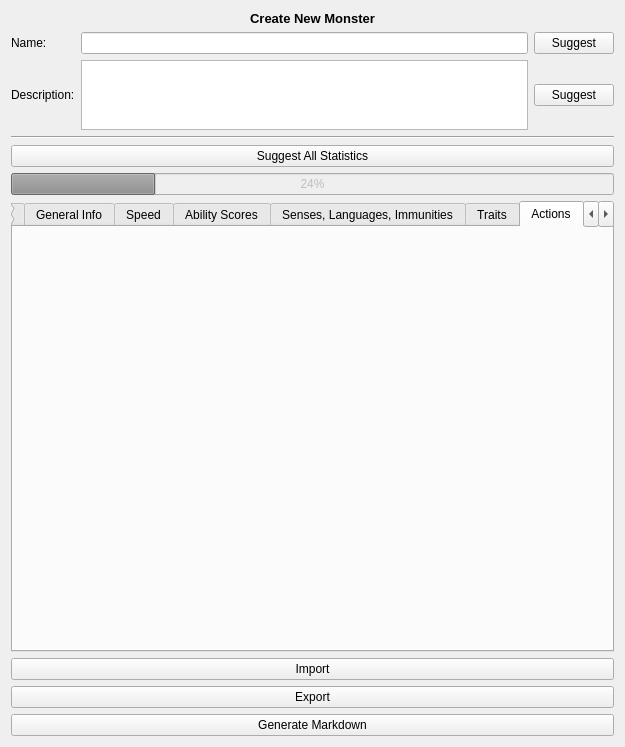
Old version of the form monster_forge/gui/view/qt_designer/create_monster_view.ui in the repository Zhendryk/monster_maker.
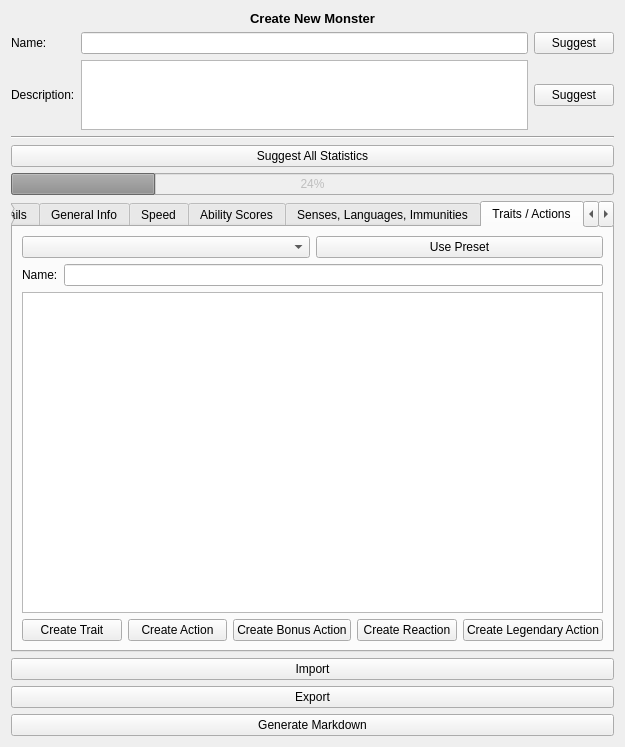
New version of the form. The open tabs and pages were chosen to show the change.

Commit message: Cleaned up traits and actions

The edit to the form file:
```diff
--- a/monster_forge/gui/view/qt_designer/create_monster_view.ui
+++ b/monster_forge/gui/view/qt_designer/create_monster_view.ui
@@ -858,44 +858,76 @@
        </item>
       </layout>
      </widget>
-     <widget class="QWidget" name="tab_traits">
+     <widget class="QWidget" name="tab_actions">
       <attribute name="title">
-       <string>Traits</string>
+       <string>Traits / Actions</string>
       </attribute>
-      <layout class="QVBoxLayout" name="verticalLayout_3">
+      <layout class="QVBoxLayout" name="verticalLayout_4">
        <item>
         <layout class="QHBoxLayout" name="hl_trait_form">
          <item>
-          <widget class="QLabel" name="_lbl_trait_name">
+          <widget class="QComboBox" name="cb_action_presets"/>
+         </item>
+         <item>
+          <widget class="QPushButton" name="btn_use_action_preset">
+           <property name="text">
+            <string>Use Preset</string>
+           </property>
+          </widget>
+         </item>
+        </layout>
+       </item>
+       <item>
+        <layout class="QHBoxLayout" name="hl_action_name">
+         <item>
+          <widget class="QLabel" name="_lbl_action_name">
            <property name="text">
             <string>Name:</string>
            </property>
           </widget>
          </item>
          <item>
-          <widget class="QLineEdit" name="lineedit_trait_name"/>
+          <widget class="QLineEdit" name="lineedit_action_name"/>
          </item>
+        </layout>
+       </item>
+       <item>
+        <widget class="QTextEdit" name="textedit_action_description"/>
+       </item>
+       <item>
+        <layout class="QHBoxLayout" name="horizontalLayout">
          <item>
-          <widget class="QLabel" name="_lbl_trait_description">
+          <widget class="QPushButton" name="btn_create_trait">
            <property name="text">
-            <string>Description:</string>
+            <string>Create Trait</string>
            </property>
           </widget>
          </item>
          <item>
-          <widget class="QTextEdit" name="textedit_trait_description">
-           <property name="maximumSize">
-            <size>
-             <width>16777215</width>
-             <height>120</height>
-            </size>
+          <widget class="QPushButton" name="btn_create_action">
+           <property name="text">
+            <string>Create Action</string>
            </property>
           </widget>
          </item>
          <item>
-          <widget class="QPushButton" name="btn_add_trait">
+          <widget class="QPushButton" name="btn_create_bonus_action">
            <property name="text">
-            <string>Add Trait</string>
+            <string>Create Bonus Action</string>
+           </property>
+          </widget>
+         </item>
+         <item>
+          <widget class="QPushButton" name="btn_create_reaction">
+           <property name="text">
+            <string>Create Reaction</string>
+           </property>
+          </widget>
+         </item>
+         <item>
+          <widget class="QPushButton" name="btn_create_legendary_action">
+           <property name="text">
+            <string>Create Legendary Action</string>
            </property>
           </widget>
          </item>
@@ -903,26 +935,6 @@
        </item>
       </layout>
      </widget>
-     <widget class="QWidget" name="tab_actions">
-      <attribute name="title">
-       <string>Actions</string>
-      </attribute>
-     </widget>
-     <widget class="QWidget" name="tab_bonus_actions">
-      <attribute name="title">
-       <string>Bonus Actions</string>
-      </attribute>
-     </widget>
-     <widget class="QWidget" name="tab_reactions">
-      <attribute name="title">
-       <string>Reactions</string>
-      </attribute>
-     </widget>
-     <widget class="QWidget" name="tab_legendary_actions">
-      <attribute name="title">
-       <string>Legendary Actions</string>
-      </attribute>
-     </widget>
      <widget class="QWidget" name="tab_artwork">
       <attribute name="title">
        <string>Artwork</string>
```
Left out of the diff: 2 changed lines with no effect on the pictures. The commit also changes 7 other files.
